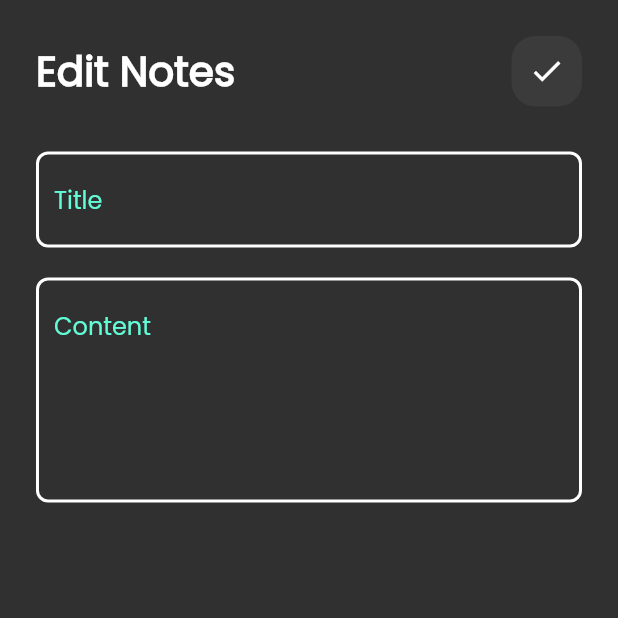
After one commit to zoz312/note, a Flutter app: the screen it shows after launch, after a tap on "hozifa khaild", on a phone screen of 412 x 824 dp, the top half of it. The commit adds this screen. Run offline on Flutter 3.47's test engine with Material 2 defaults, Android fonts, the phone set to English and light mode, and no system bars.

Commit message:
ui edit view

```diff
--- a/lib/main.dart
+++ b/lib/main.dart
@@ -1,5 +1,6 @@
 import 'package:flutter/material.dart';
 import 'package:note/views/Note_view.dart';
+import 'package:note/views/edit_note.dart';
 
 void main() {
   runApp(const NoteApp());
@@ -14,7 +15,12 @@ class NoteApp extends StatelessWidget {
       debugShowCheckedModeBanner: false,
 theme: ThemeData(brightness: Brightness.dark,
 fontFamily: 'Poppins'),
-home: NoteWiew(),
+    routes: {
+        'note': (context) => NoteWiew(),
+        'edit': (context) => EditNote(),
+
+      },
+      initialRoute: 'note',
 
     );
   }
--- /dev/null
+++ b/lib/views/edit_note.dart
@@ -0,0 +1,29 @@
+import 'package:flutter/material.dart';
+import 'package:note/widgets/customTextfiled.dart';
+
+import '../widgets/customappbar.dart';
+
+class EditNote extends StatelessWidget {
+  const EditNote({super.key});
+
+  @override
+  Widget build(BuildContext context) {
+    return SafeArea(
+      child: Scaffold(
+        body:
+        Padding(
+          padding: const EdgeInsets.all(24.0),
+          child: Column(
+            children:[
+           CustoumAppBar(icon: Icon(Icons.done),text: "Edit Notes ",),
+            SizedBox(height: 30),
+           customTextfiled(hintText: "Title"),
+       SizedBox(height: 20,),
+       customTextfiled(hintText: "Content",maxLines: 5,),
+
+              ]  ),
+        ),
+      ),
+    );
+  }
+}
--- a/lib/widgets/ItemNote.dart
+++ b/lib/widgets/ItemNote.dart
@@ -6,7 +6,11 @@ class ItemNote extends StatelessWidget {
 
   @override
   Widget build(BuildContext context) {
-    return Container(
+    return InkWell(
+      onTap: () {
+        Navigator.pushNamed(context, 'edit');
+      },
+      child: Container(
         padding: EdgeInsets.all(10),
         decoration: BoxDecoration(
           color: Color(0xffFFCC80),
@@ -37,8 +41,8 @@ class ItemNote extends StatelessWidget {
                 padding: const EdgeInsets.all(8.0),
                 child: Text(
                   "cccccc fthyryrdagczcdtc vdo",
-                style:
-                    TextStyle(color: Colors.black.withOpacity(.5), fontSize: 20),
+                  style: TextStyle(
+                      color: Colors.black.withOpacity(.5), fontSize: 20),
                 ),
               ),
             ),
@@ -54,6 +58,7 @@ class ItemNote extends StatelessWidget {
             )
           ],
         ),
+      ),
     );
   }
 }
--- a/lib/widgets/body_note_view.dart
+++ b/lib/widgets/body_note_view.dart
@@ -13,7 +13,7 @@ class BodyNotesView extends StatelessWidget {
     return Padding(
       padding: const EdgeInsets.symmetric(horizontal: 24.0, vertical: 8),
       child: Column(
-        children: [CustoumAppBar(),
+        children: [CustoumAppBar(icon: Icon(Icons.search),text: "Notes",),
         SizedBox(height: 10,),
       listviewb()
          ],
--- a/lib/widgets/customappbar.dart
+++ b/lib/widgets/customappbar.dart
@@ -1,23 +1,25 @@
 import 'package:flutter/material.dart';
 
 class CustoumAppBar extends StatelessWidget {
-  const CustoumAppBar({super.key});
-
+  const CustoumAppBar({super.key, required this.icon, required this.text});
+  final Icon icon;
+  final String text;
   @override
   Widget build(BuildContext context) {
-    return Row(
-     mainAxisAlignment: MainAxisAlignment.spaceBetween,
-        children: [
-     Text("Notes",style: TextStyle(fontSize: 27,fontWeight: FontWeight.bold),),
-     Container(
-       decoration: BoxDecoration(borderRadius: BorderRadius.circular(16), color: Colors.white.withOpacity(.05),),
-
-
-       width: 47,
-       height: 47,
-       child: IconButton(onPressed: (){}, icon: Icon(Icons.search,size: 28,)),
-     )
-     ]
-    );
+    return Row(mainAxisAlignment: MainAxisAlignment.spaceBetween, children: [
+      Text(
+        text,
+        style: TextStyle(fontSize: 27, fontWeight: FontWeight.bold),
+      ),
+      Container(
+        decoration: BoxDecoration(
+          borderRadius: BorderRadius.circular(16),
+          color: Colors.white.withOpacity(.05),
+        ),
+        width: 47,
+        height: 47,
+        child: IconButton(onPressed: () {}, icon: icon),
+      )
+    ]);
   }
 }
```
Lines whose indentation alone changed are shown as unchanged.
